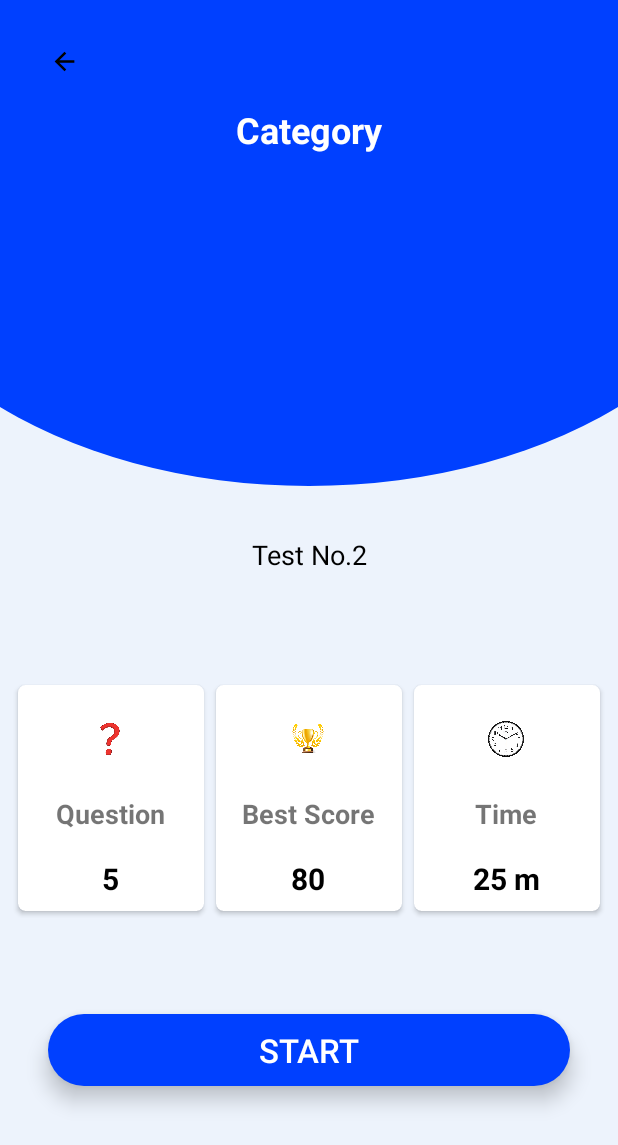
After one commit to duc2209/PRM, an Android app built with Jetpack Compose: the StartTestActivity screen opened directly, with no data from a screen before it, on a phone screen of 412 x 824 dp. The commit adds this screen. Shown: the top 1145 px of the screen. Run offline under Robolectric (Android 15) with nearby library versions, the phone set to English and light mode, and no system bars.

Commit message:
video 17

```diff
--- a/app/build.gradle.kts
+++ b/app/build.gradle.kts
@@ -73,12 +73,16 @@ dependencies {
     implementation("com.google.firebase:firebase-firestore:24.9.1")
     implementation("com.google.firebase:firebase-auth:22.2.0")
     implementation("com.google.android.gms:play-services-auth:20.7.0")
+    implementation(platform("androidx.compose:compose-bom:2023.03.00"))
+    implementation(platform("androidx.compose:compose-bom:2023.03.00"))
 
     testImplementation("junit:junit:4.13.2")
     androidTestImplementation("androidx.test.ext:junit:1.1.5")
     androidTestImplementation("androidx.test.espresso:espresso-core:3.5.1")
     androidTestImplementation(platform("androidx.compose:compose-bom:2023.03.00"))
     androidTestImplementation("androidx.compose.ui:ui-test-junit4")
+    androidTestImplementation(platform("androidx.compose:compose-bom:2023.03.00"))
+    androidTestImplementation(platform("androidx.compose:compose-bom:2023.03.00"))
     debugImplementation("androidx.compose.ui:ui-tooling")
     debugImplementation("androidx.compose.ui:ui-test-manifest")
 }
--- /dev/null
+++ b/app/src/main/java/com/example/quizzz/StartTestActivity.java
@@ -0,0 +1,50 @@
+package com.example.quizzz;
+
+import androidx.appcompat.app.AppCompatActivity;
+
+import android.content.Intent;
+import android.os.Bundle;
+import android.view.View;
+import android.widget.Button;
+import android.widget.ImageView;
+import android.widget.TextView;
+
+public class StartTestActivity extends AppCompatActivity {
+
+    private TextView catName,testNo,totalQ,bestScore,time;
+    private Button startTestB;
+    private ImageView backB;
+    @Override
+    protected void onCreate(Bundle savedInstanceState) {
+        super.onCreate(savedInstanceState);
+        setContentView(R.layout.activity_start_test);
+
+        init();
+
+    }
+
+    private void init()
+    {
+        catName = findViewById(R.id.st_cat_name);
+        testNo = findViewById(R.id.st_test_no);
+        totalQ = findViewById(R.id.st_total_ques);
+        bestScore = findViewById(R.id.st_best_score);
+        time = findViewById(R.id.st_time);
+        startTestB = findViewById(R.id.start_testB);
+        backB = findViewById(R.id.st_backB);
+
+        backB.setOnClickListener(new View.OnClickListener() {
+            @Override
+            public void onClick(View v) {
+                StartTestActivity.this.finish();
+            }
+        });
+
+        startTestB.setOnClickListener(new View.OnClickListener() {
+            @Override
+            public void onClick(View v) {
+            }
+        });
+
+    }
+}
--- /dev/null
+++ b/app/src/main/java/com/example/quizzz/ui/ui/theme/Color.kt
@@ -0,0 +1,11 @@
+package com.example.quizzz.ui.ui.theme
+
+import androidx.compose.ui.graphics.Color
+
+val Purple80 = Color(0xFFD0BCFF)
+val PurpleGrey80 = Color(0xFFCCC2DC)
+val Pink80 = Color(0xFFEFB8C8)
+
+val Purple40 = Color(0xFF6650a4)
+val PurpleGrey40 = Color(0xFF625b71)
+val Pink40 = Color(0xFF7D5260)
--- /dev/null
+++ b/app/src/main/java/com/example/quizzz/ui/ui/theme/Theme.kt
@@ -0,0 +1,69 @@
+package com.example.quizzz.ui.ui.theme
+
+import android.app.Activity
+import android.os.Build
+import androidx.compose.foundation.isSystemInDarkTheme
+import androidx.compose.material3.MaterialTheme
+import androidx.compose.material3.darkColorScheme
+import androidx.compose.material3.dynamicDarkColorScheme
+import androidx.compose.material3.dynamicLightColorScheme
+import androidx.compose.material3.lightColorScheme
+import androidx.compose.runtime.Composable
+import androidx.compose.runtime.SideEffect
+import androidx.compose.ui.graphics.toArgb
+import androidx.compose.ui.platform.LocalContext
+import androidx.compose.ui.platform.LocalView
+import androidx.core.view.WindowCompat
+
+private val DarkColorScheme = darkColorScheme(
+    primary = Purple80,
+    secondary = PurpleGrey80,
+    tertiary = Pink80
+)
+
+private val LightColorScheme = lightColorScheme(
+    primary = Purple40,
+    secondary = PurpleGrey40,
+    tertiary = Pink40
+
+    /* Other default colors to override
+    background = Color(0xFFFFFBFE),
+    surface = Color(0xFFFFFBFE),
+    onPrimary = Color.White,
+    onSecondary = Color.White,
+    onTertiary = Color.White,
+    onBackground = Color(0xFF1C1B1F),
+    onSurface = Color(0xFF1C1B1F),
+    */
+)
+
+@Composable
+fun QuizzzTheme(
+    darkTheme: Boolean = isSystemInDarkTheme(),
+    // Dynamic color is available on Android 12+
+    dynamicColor: Boolean = true,
+    content: @Composable () -> Unit
+) {
+    val colorScheme = when {
+      dynamicColor && Build.VERSION.SDK_INT >= Build.VERSION_CODES.S -> {
+        val context = LocalContext.current
+        if (darkTheme) dynamicDarkColorScheme(context) else dynamicLightColorScheme(context)
+      }
+      darkTheme -> DarkColorScheme
+      else -> LightColorScheme
+    }
+    val view = LocalView.current
+    if (!view.isInEditMode) {
+      SideEffect {
+        val window = (view.context as Activity).window
+        window.statusBarColor = colorScheme.primary.toArgb()
+        WindowCompat.getInsetsController(window, view).isAppearanceLightStatusBars = darkTheme
+      }
+    }
+
+    MaterialTheme(
+      colorScheme = colorScheme,
+      typography = Typography,
+      content = content
+    )
+}
--- /dev/null
+++ b/app/src/main/java/com/example/quizzz/ui/ui/theme/Type.kt
@@ -0,0 +1,34 @@
+package com.example.quizzz.ui.ui.theme
+
+import androidx.compose.material3.Typography
+import androidx.compose.ui.text.TextStyle
+import androidx.compose.ui.text.font.FontFamily
+import androidx.compose.ui.text.font.FontWeight
+import androidx.compose.ui.unit.sp
+
+// Set of Material typography styles to start with
+val Typography = Typography(
+    bodyLarge = TextStyle(
+        fontFamily = FontFamily.Default,
+        fontWeight = FontWeight.Normal,
+        fontSize = 16.sp,
+        lineHeight = 24.sp,
+        letterSpacing = 0.5.sp
+    )
+    /* Other default text styles to override
+    titleLarge = TextStyle(
+        fontFamily = FontFamily.Default,
+        fontWeight = FontWeight.Normal,
+        fontSize = 22.sp,
+        lineHeight = 28.sp,
+        letterSpacing = 0.sp
+    ),
+    labelSmall = TextStyle(
+        fontFamily = FontFamily.Default,
+        fontWeight = FontWeight.Medium,
+        fontSize = 11.sp,
+        lineHeight = 16.sp,
+        letterSpacing = 0.5.sp
+    )
+    */
+)
--- /dev/null
+++ b/app/src/main/res/layout/activity_start_test.xml
@@ -0,0 +1,235 @@
+<?xml version="1.0" encoding="utf-8"?>
+<androidx.constraintlayout.widget.ConstraintLayout xmlns:android="http://schemas.android.com/apk/res/android"
+    xmlns:app="http://schemas.android.com/apk/res-auto"
+    xmlns:tools="http://schemas.android.com/tools"
+    android:layout_width="match_parent"
+    android:layout_height="match_parent"
+    android:background="@drawable/main_background"
+    tools:context=".StartTestActivity">
+
+    <TextView
+        android:id="@+id/st_cat_name"
+        android:layout_width="0dp"
+        android:layout_height="wrap_content"
+        android:layout_marginStart="16dp"
+        android:layout_marginTop="70dp"
+        android:layout_marginEnd="16dp"
+        android:text="Category"
+        android:textAlignment="center"
+        android:textColor="@color/white"
+        android:textStyle="bold"
+        android:textSize="24sp"
+        app:layout_constraintEnd_toEndOf="parent"
+        app:layout_constraintStart_toStartOf="parent"
+        app:layout_constraintTop_toTopOf="parent" />
+
+    <TextView
+        android:id="@+id/st_test_no"
+        android:layout_width="0dp"
+        android:layout_height="wrap_content"
+        android:layout_marginStart="24dp"
+        android:layout_marginEnd="24dp"
+        android:layout_marginBottom="70dp"
+        android:text="Test No.2"
+        android:textAlignment="center"
+        android:textColor="@color/black"
+        android:textSize="18sp"
+        app:layout_constraintEnd_toEndOf="parent"
+        app:layout_constraintStart_toStartOf="parent"
+        app:layout_constraintBottom_toTopOf="@+id/ll2"/>
+
+    <LinearLayout
+        android:layout_width="0dp"
+        android:layout_height="wrap_content"
+        android:id="@+id/ll2"
+        android:layout_marginStart="8dp"
+        android:layout_marginEnd="8dp"
+        android:layout_marginBottom="64dp"
+        app:layout_constraintBottom_toTopOf="@+id/start_testB"
+        app:layout_constraintStart_toStartOf="parent"
+        app:layout_constraintEnd_toEndOf="parent"
+        >
+        <androidx.cardview.widget.CardView
+            android:layout_width="120dp"
+            android:layout_height="160dp"
+            android:elevation="5dp"
+            android:layout_weight="1"
+            app:cardUseCompatPadding="true"
+            app:cardCornerRadius="5dp"
+            >
+            <LinearLayout
+                android:layout_width="wrap_content"
+                android:layout_height="match_parent"
+                android:layout_gravity="center"
+                android:layout_margin="8dp"
+                android:orientation="vertical"
+                android:gravity="center"
+                android:paddingTop="16dp"
+                >
+                <ImageView
+                    android:layout_width="24dp"
+                    android:layout_height="24dp"
+                    android:layout_marginBottom="8dp"
+                    android:src="@drawable/question"
+                    />
+                <TextView
+                    android:layout_width="wrap_content"
+                    android:layout_height="wrap_content"
+                    android:text="Question"
+                    android:layout_weight="1"
+                    android:gravity="bottom"
+                    android:textAlignment="center"
+                    android:textSize="18sp"
+                    android:textStyle="bold"
+                    tools:ignore="RtlCompat"
+                    />
+                <TextView
+                    android:layout_width="wrap_content"
+                    android:layout_height="wrap_content"
+                    android:id="@+id/st_total_ques"
+                    android:text="5"
+                    android:layout_weight="1"
+                    android:gravity="bottom"
+                    android:textColor="@color/black"
+                    android:textSize="20sp"
+                    android:textStyle="bold"
+                    />
+
+
+            </LinearLayout>
+
+        </androidx.cardview.widget.CardView>
+        <androidx.cardview.widget.CardView
+            android:layout_width="120dp"
+            android:layout_height="160dp"
+            android:elevation="5dp"
+            android:layout_weight="1"
+            app:cardUseCompatPadding="true"
+            app:cardCornerRadius="5dp"
+            >
+            <LinearLayout
+                android:layout_width="wrap_content"
+                android:layout_height="match_parent"
+                android:layout_gravity="center"
+                android:layout_margin="8dp"
+                android:orientation="vertical"
+                android:gravity="center"
+                android:paddingTop="16dp"
+                >
+                <ImageView
+                    android:layout_width="24dp"
+                    android:layout_height="24dp"
+                    android:layout_marginBottom="8dp"
+                    android:src="@drawable/award"
+                    />
+                <TextView
+                    android:layout_width="wrap_content"
+                    android:layout_height="wrap_content"
+                    android:text="Best Score"
+                    android:layout_weight="1"
+                    android:gravity="bottom"
+                    android:textAlignment="center"
+                    android:textSize="18sp"
+                    android:textStyle="bold"
+                    tools:ignore="RtlCompat"
+                    />
+                <TextView
+                    android:layout_width="wrap_content"
+                    android:layout_height="wrap_content"
+                    android:id="@+id/st_best_score"
+                    android:text="80"
+                    android:layout_weight="1"
+                    android:gravity="bottom"
+                    android:textColor="@color/black"
+                    android:textSize="20sp"
+                    android:textStyle="bold"
+                    />
+
+
+            </LinearLayout>
+
+        </androidx.cardview.widget.CardView>
+        <androidx.cardview.widget.CardView
+            android:layout_width="120dp"
+            android:layout_height="160dp"
+            android:elevation="5dp"
+            android:layout_weight="1"
+            app:cardUseCompatPadding="true"
+            app:cardCornerRadius="5dp"
+            >
+            <LinearLayout
+                android:layout_width="wrap_content"
+                android:layout_height="match_parent"
+                android:layout_gravity="center"
+                android:layout_margin="8dp"
+                android:orientation="vertical"
+                android:gravity="center"
+                android:paddingTop="16dp"
+                >
+                <ImageView
+                    android:layout_width="24dp"
+                    android:layout_height="24dp"
+                    android:layout_marginBottom="8dp"
+                    android:src="@drawable/clock"
+                    />
+                <TextView
+                    android:layout_width="wrap_content"
+                    android:layout_height="wrap_content"
+                    android:text="Time"
+                    android:layout_weight="1"
+                    android:gravity="bottom"
+                    android:textAlignment="center"
+                    android:textSize="18sp"
+                    android:textStyle="bold"
+                    tools:ignore="RtlCompat"
+                    />
+                <TextView
+                    android:layout_width="wrap_content"
+                    android:layout_height="wrap_content"
+                    android:id="@+id/st_time"
+                    android:text="25 m"
+                    android:layout_weight="1"
+                    android:gravity="bottom"
+                    android:textColor="@color/black"
+                    android:textSize="20sp"
+                    android:textStyle="bold"
+                    />
+
+
+            </LinearLayout>
+
+        </androidx.cardview.widget.CardView>
+    </LinearLayout>
+    <Button
+        android:layout_width="0dp"
+        android:layout_height="wrap_content"
+        android:id="@+id/start_testB"
+        android:layout_marginStart="32dp"
+        android:layout_marginEnd="32dp"
+        android:layout_marginBottom="100dp"
+        android:text="Start"
+        android:background="@drawable/round_corner_button"
+        android:textColor="@color/white"
+        android:textSize="22sp"
+        android:elevation="5dp"
+        android:translationZ="3dp"
+        android:stateListAnimator="@null"
+        app:layout_constraintBottom_toBottomOf="parent"
+        app:layout_constraintLeft_toLeftOf="parent"
+        app:layout_constraintRight_toRightOf="parent"
+
+    />
+
+    <ImageView
+        android:layout_width="54dp"
+        android:layout_height="50dp"
+        android:layout_marginStart="16dp"
+        android:layout_marginTop="16dp"
+        android:padding="8dp"
+        android:id="@+id/st_backB"
+        android:src="@drawable/ic_back_foreground"
+        app:layout_constraintStart_toStartOf="parent"
+        app:layout_constraintTop_toTopOf="parent"
+
+        />
+</androidx.constraintlayout.widget.ConstraintLayout>
--- a/app/src/main/res/values/strings.xml
+++ b/app/src/main/res/values/strings.xml
@@ -13,4 +13,5 @@
     <!-- TODO: Remove or change this placeholder text -->
     <string name="hello_blank_fragment">Hello blank fragment</string>
     <string name="title_activity_login">LoginActivity</string>
+    <string name="title_activity_start">StartActivity</string>
 </resources>
--- a/app/src/main/res/values/themes.xml
+++ b/app/src/main/res/values/themes.xml
@@ -22,5 +22,8 @@
     <style name="Theme.Quizzz.AppBarOverlay" parent="ThemeOverlay.AppCompat.Dark.ActionBar" />
 
     <style name="Theme.Quizzz.PopupOverlay" parent="ThemeOverlay.AppCompat.Light" />
+
     <style name="AppTheme" parent="android:Theme.Material.Light.NoActionBar" />
+
+    <style name="AppTheme1" parent="android:Theme.Material.Light.NoActionBar" />
 </resources>
```
Also changed, not shown: app/src/main/AndroidManifest.xml (+13 -1 lines), app/src/main/res/drawable/award.png (added), app/src/main/res/drawable/clock.jpg (added), app/src/main/res/drawable/question.jpg (added).
